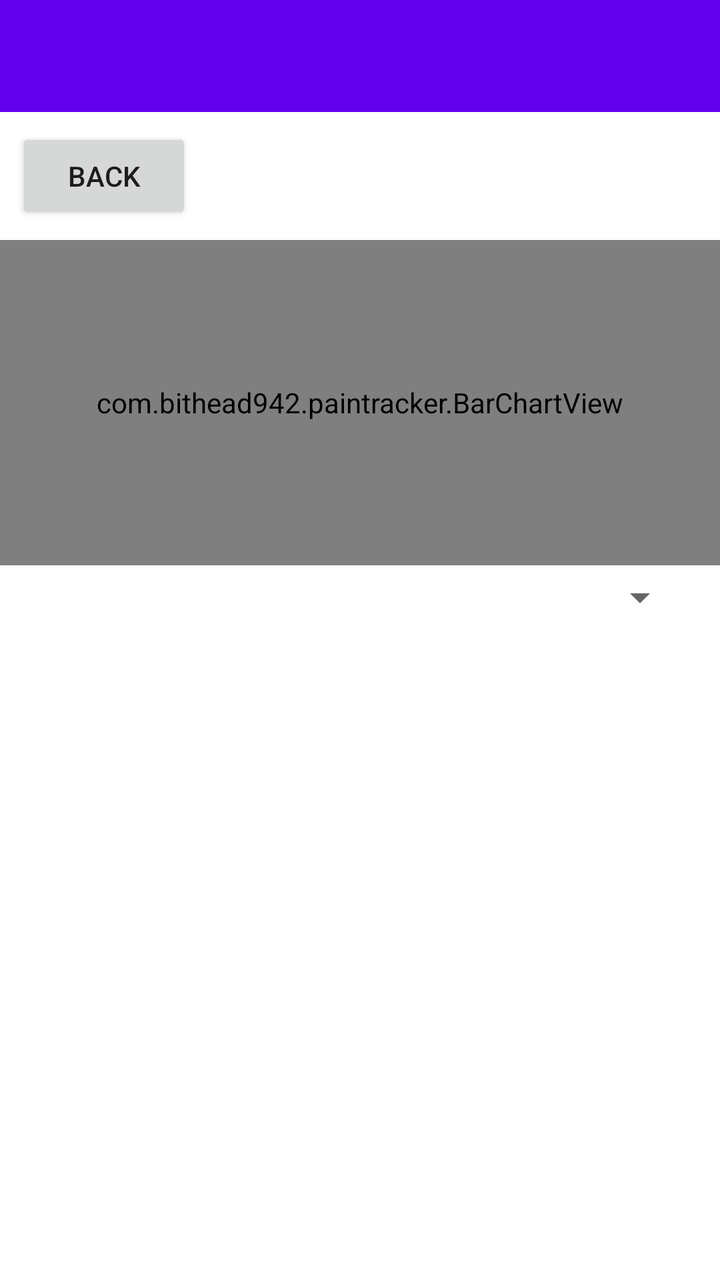
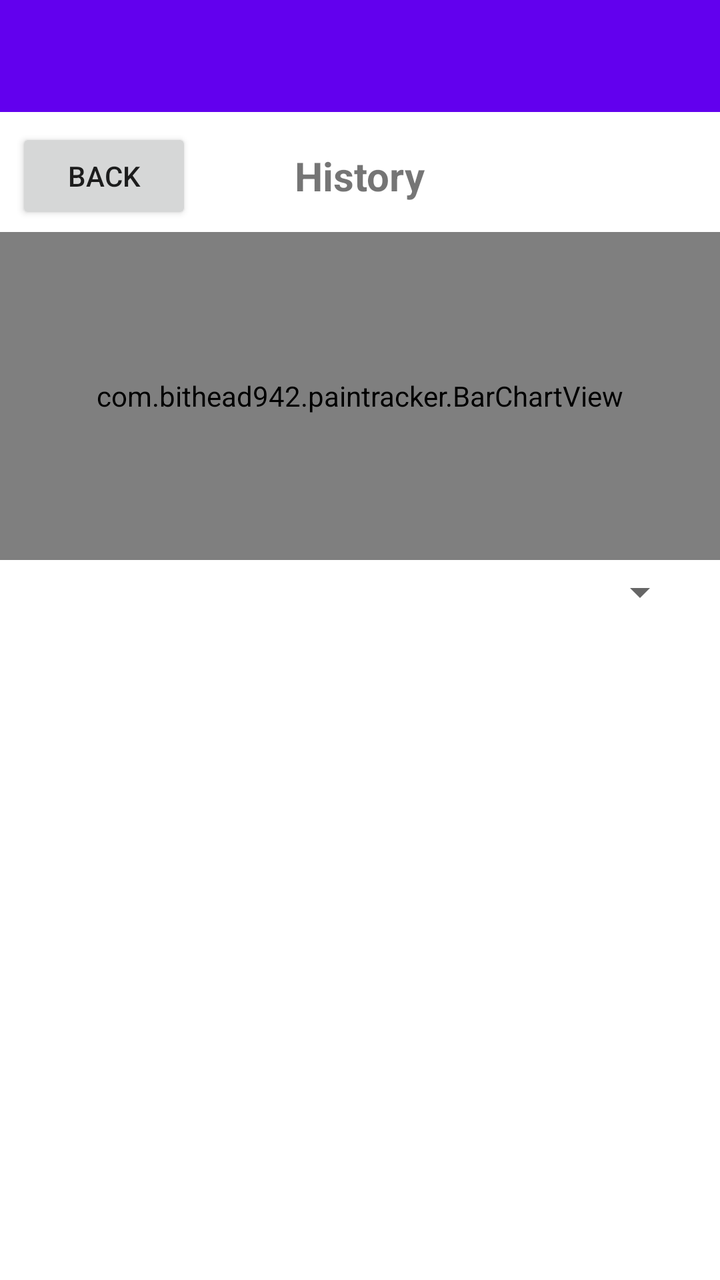

Compare the two renders of this Android layout. The source of the first and the diff that turns it into the second are given below.
<!-- AndroidManifest.xml: application theme Theme.PainTracker -->
<!-- res/layout/activity_history.xml -->
<?xml version="1.0" encoding="utf-8"?>
<LinearLayout xmlns:android="http://schemas.android.com/apk/res/android"
    android:layout_width="match_parent"
    android:layout_height="match_parent"
    android:orientation="vertical"
    android:weightSum="3">

    <androidx.appcompat.widget.Toolbar
        android:id="@+id/historyToolbar"
        android:layout_width="match_parent"
        android:layout_height="?attr/actionBarSize"
        android:background="?attr/colorPrimary"
        android:theme="@style/ThemeOverlay.AppCompat.Dark.ActionBar" />

    <Button
        android:id="@+id/backButton"
        android:layout_width="wrap_content"
        android:layout_height="wrap_content"
        android:layout_gravity="start"
        android:layout_margin="8dp"
        android:text="@string/back" />

    <com.bithead942.paintracker.BarChartView
        android:id="@+id/barChartView"
        android:layout_width="match_parent"
        android:layout_height="0dp"
        android:layout_weight="1" />

    <Spinner
        android:id="@+id/locationFilter"
        android:layout_width="match_parent"
        android:layout_height="wrap_content"
        android:layout_marginStart="16dp"
        android:layout_marginEnd="16dp"
        android:layout_marginTop="4dp"
        android:layout_marginBottom="4dp" />

    <ListView
        android:id="@+id/historyListView"
        android:layout_width="match_parent"
        android:layout_height="0dp"
        android:layout_weight="2" />
</LinearLayout>
<!-- resources referenced by this layout -->
<resources>
  <string name="back">Back</string>
  <style name="Theme.PainTracker" parent="Theme.MaterialComponents.DayNight.NoActionBar">
          
          <item name="colorPrimary">@color/purple_500</item>
          <item name="colorPrimaryVariant">@color/purple_700</item>
          <item name="colorOnPrimary">@color/white</item>
          
          <item name="colorSecondary">@color/teal_200</item>
          <item name="colorSecondaryVariant">@color/teal_700</item>
          <item name="colorOnSecondary">@color/black</item>
          
          <item name="android:statusBarColor">?attr/colorPrimaryVariant</item>
          
      </style>
  <color name="purple_500">#FF6200EE</color>
  <color name="purple_700">#FF3700B3</color>
  <color name="white">#FFFFFFFF</color>
  <color name="teal_200">#FF03DAC5</color>
  <color name="teal_700">#FF018786</color>
  <color name="black">#FF000000</color>
</resources>

<!-- the commit's change to res/layout/activity_history.xml (unified diff, before → after) -->
@@ -12,13 +12,28 @@
         android:background="?attr/colorPrimary"
         android:theme="@style/ThemeOverlay.AppCompat.Dark.ActionBar" />
 
-    <Button
-        android:id="@+id/backButton"
-        android:layout_width="wrap_content"
+    <FrameLayout
+        android:layout_width="match_parent"
         android:layout_height="wrap_content"
-        android:layout_gravity="start"
-        android:layout_margin="8dp"
-        android:text="@string/back" />
+        android:paddingTop="8dp"
+        android:paddingBottom="4dp">
+
+        <Button
+            android:id="@+id/backButton"
+            android:layout_width="wrap_content"
+            android:layout_height="wrap_content"
+            android:layout_gravity="start|center_vertical"
+            android:layout_marginStart="8dp"
+            android:text="@string/back" />
+
+        <TextView
+            android:layout_width="wrap_content"
+            android:layout_height="wrap_content"
+            android:layout_gravity="center"
+            android:text="@string/history"
+            android:textSize="20sp"
+            android:textStyle="bold" />
+    </FrameLayout>
 
     <com.bithead942.paintracker.BarChartView
         android:id="@+id/barChartView"
<!-- resource entries referenced after the edit -->
@@ -1,6 +1,7 @@
 <!-- resources referenced by this layout -->
 <resources>
   <string name="back">Back</string>
+  <string name="history">History</string>
   <style name="Theme.PainTracker" parent="Theme.MaterialComponents.DayNight.NoActionBar">
           
           <item name="colorPrimary">@color/purple_500</item>
